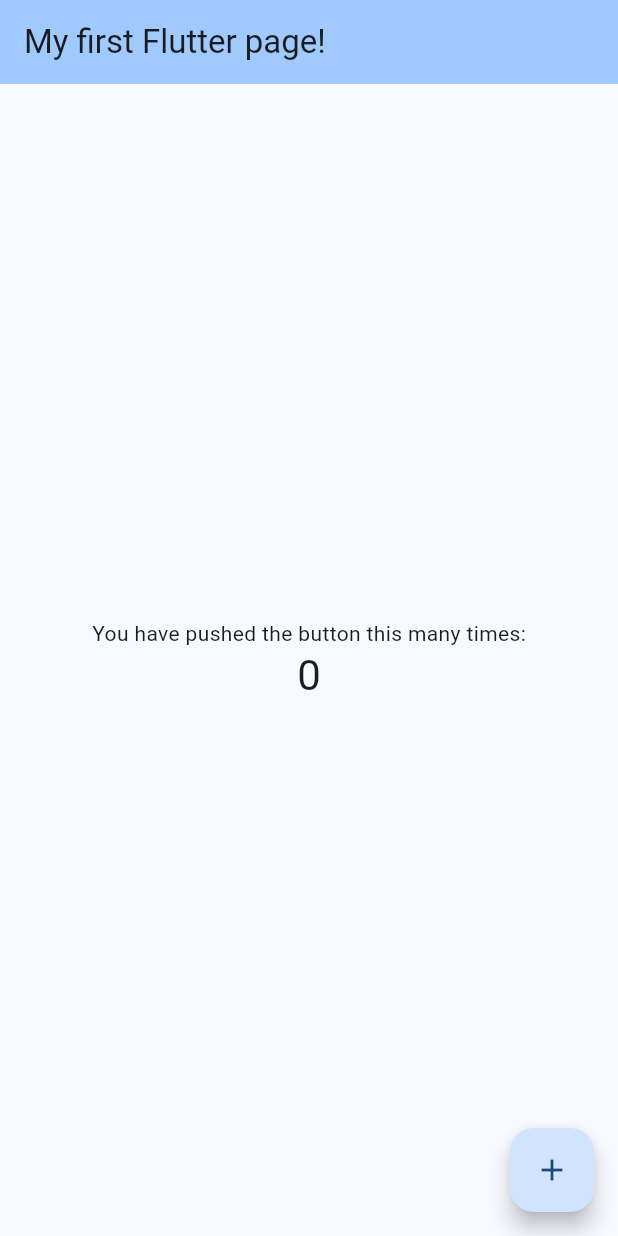
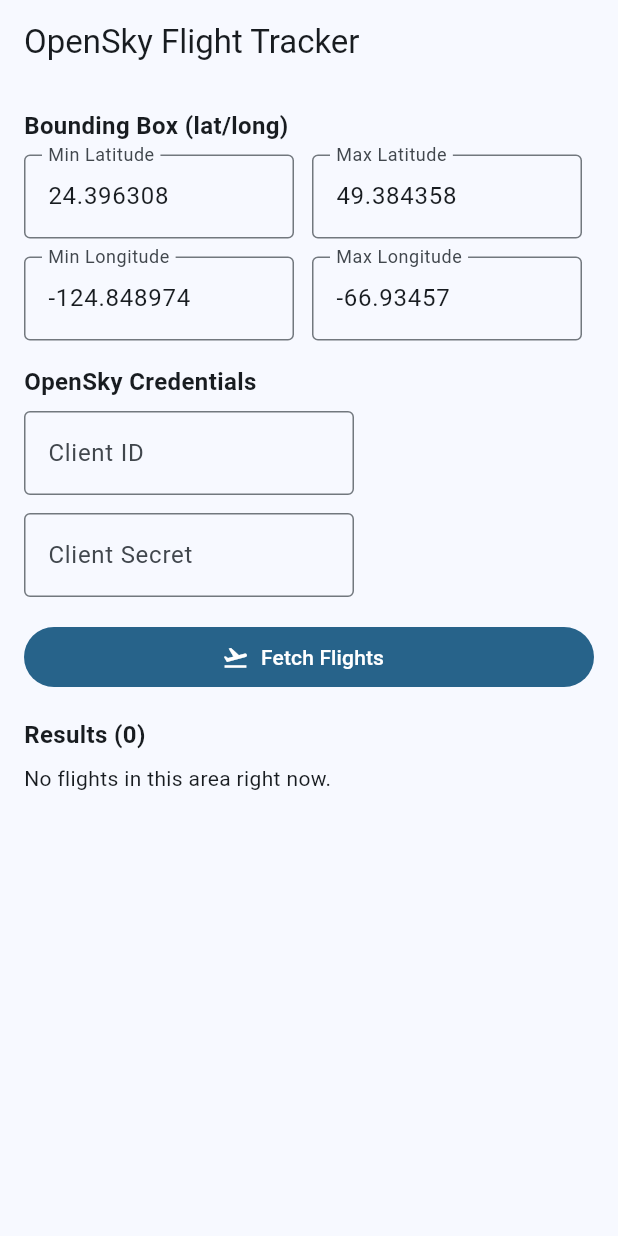
Before and after one commit to druidix/moft_mobile, a Flutter app: the screen it shows after launch, on a phone screen of 412 x 824 dp. Run offline on Flutter 3.47's test engine with Material 3 defaults, Android fonts, the phone set to English and light mode, and no system bars.

Commit message:
OpenSky-based implementation  - not working yet

```diff
--- a/lib/main.dart
+++ b/lib/main.dart
@@ -1,122 +1,335 @@
+import 'dart:convert';
+
 import 'package:flutter/material.dart';
+import 'package:http/http.dart' as http;
 
 void main() {
-  runApp(const MyApp());
+  runApp(const FlightTrackerApp());
 }
 
-class MyApp extends StatelessWidget {
-  const MyApp({super.key});
+class FlightTrackerApp extends StatelessWidget {
+  const FlightTrackerApp({super.key});
 
-  // This widget is the root of your application.
   @override
   Widget build(BuildContext context) {
     return MaterialApp(
-      title: 'Flutter Demo',
+      title: 'Flight Tracker',
       theme: ThemeData(
-        // This is the theme of your application.
-        //
-        // TRY THIS: Try running your application with "flutter run". You'll see
-        // the application has a purple toolbar. Then, without quitting the app,
-        // try changing the seedColor in the colorScheme below to Colors.green
-        // and then invoke "hot reload" (save your changes or press the "hot
-        // reload" button in a Flutter-supported IDE, or press "r" if you used
-        // the command line to start the app).
-        //
-        // Notice that the counter didn't reset back to zero; the application
-        // state is not lost during the reload. To reset the state, use hot
-        // restart instead.
-        //
-        // This works for code too, not just values: Most code changes can be
-        // tested with just a hot reload.
-        colorScheme: .fromSeed(seedColor: Colors.blue),
+        colorScheme: ColorScheme.fromSeed(seedColor: Colors.lightBlue),
+        useMaterial3: true,
       ),
-      home: const MyHomePage(title: 'My first Flutter page!'),
+      home: const FlightTrackerHomePage(),
     );
   }
 }
 
-class MyHomePage extends StatefulWidget {
-  const MyHomePage({super.key, required this.title});
-
-  // This widget is the home page of your application. It is stateful, meaning
-  // that it has a State object (defined below) that contains fields that affect
-  // how it looks.
-
-  // This class is the configuration for the state. It holds the values (in this
-  // case the title) provided by the parent (in this case the App widget) and
-  // used by the build method of the State. Fields in a Widget subclass are
-  // always marked "final".
-
-  final String title;
+class FlightTrackerHomePage extends StatefulWidget {
+  const FlightTrackerHomePage({super.key});
 
   @override
-  State<MyHomePage> createState() => _MyHomePageState();
+  State<FlightTrackerHomePage> createState() => _FlightTrackerHomePageState();
 }
 
-class _MyHomePageState extends State<MyHomePage> {
-  int _counter = 0;
+class _FlightTrackerHomePageState extends State<FlightTrackerHomePage> {
+  final TextEditingController _minLatController =
+      TextEditingController(text: '24.396308'); // US lower 48-ish min lat
+  final TextEditingController _maxLatController =
+      TextEditingController(text: '49.384358');
+  final TextEditingController _minLonController =
+      TextEditingController(text: '-124.848974');
+  final TextEditingController _maxLonController =
+      TextEditingController(text: '-66.93457');
+  final TextEditingController _clientIdController = TextEditingController();
+  final TextEditingController _clientSecretController = TextEditingController();
 
-  void _incrementCounter() {
+  List<FlightState> _flights = [];
+  bool _isLoading = false;
+  String? _error;
+
+  @override
+  void dispose() {
+    _minLatController.dispose();
+    _maxLatController.dispose();
+    _minLonController.dispose();
+    _maxLonController.dispose();
+    _clientIdController.dispose();
+    _clientSecretController.dispose();
+    super.dispose();
+  }
+
+  Future<void> _fetchFlights() async {
+    final lamin = double.tryParse(_minLatController.text.trim());
+    final lamax = double.tryParse(_maxLatController.text.trim());
+    final lomin = double.tryParse(_minLonController.text.trim());
+    final lomax = double.tryParse(_maxLonController.text.trim());
+
+    if ([lamin, lamax, lomin, lomax].contains(null)) {
+      setState(() {
+        _error = 'Please enter valid numeric bounds.';
+      });
+      return;
+    }
+
+    final clientId = _clientIdController.text.trim();
+    final clientSecret = _clientSecretController.text.trim();
+    if (clientId.isEmpty || clientSecret.isEmpty) {
+      setState(() {
+        _error = 'Client ID and secret are required.';
+      });
+      return;
+    }
+
     setState(() {
-      // This call to setState tells the Flutter framework that something has
-      // changed in this State, which causes it to rerun the build method below
-      // so that the display can reflect the updated values. If we changed
-      // _counter without calling setState(), then the build method would not be
-      // called again, and so nothing would appear to happen.
-      _counter++;
+      _isLoading = true;
+      _error = null;
     });
+
+    final uri = Uri.https('opensky-network.org', '/api/states/all', {
+      'lamin': lamin.toString(),
+      'lomin': lomin.toString(),
+      'lamax': lamax.toString(),
+      'lomax': lomax.toString(),
+    });
+
+    final authHeader = base64Encode(utf8.encode('$clientId:$clientSecret'));
+
+    try {
+      final response = await http.get(
+        uri,
+        headers: {'Authorization': 'Basic $authHeader'},
+      );
+
+      if (response.statusCode == 200) {
+        final decoded = json.decode(response.body) as Map<String, dynamic>;
+        final List<dynamic> states = decoded['states'] ?? [];
+
+        final flights = states
+            .whereType<List<dynamic>>()
+            .map(FlightState.fromList)
+            .where((f) => f != null)
+            .cast<FlightState>()
+            .toList();
+
+        setState(() {
+          _flights = flights;
+          _isLoading = false;
+        });
+      } else if (response.statusCode == 401) {
+        setState(() {
+          _error = 'Authentication failed. Check client ID/secret.';
+          _isLoading = false;
+        });
+      } else {
+        setState(() {
+          _error =
+              'Request failed (${response.statusCode}). Try again in a moment.';
+          _isLoading = false;
+        });
+      }
+    } catch (e) {
+      setState(() {
+        _error = 'Network error: $e';
+        _isLoading = false;
+      });
+    }
   }
 
   @override
   Widget build(BuildContext context) {
-    // This method is rerun every time setState is called, for instance as done
-    // by the _incrementCounter method above.
-    //
-    // The Flutter framework has been optimized to make rerunning build methods
-    // fast, so that you can just rebuild anything that needs updating rather
-    // than having to individually change instances of widgets.
+    final skyBlue = Colors.lightBlue.shade50;
     return Scaffold(
       appBar: AppBar(
-        // TRY THIS: Try changing the color here to a specific color (to
-        // Colors.amber, perhaps?) and trigger a hot reload to see the AppBar
-        // change color while the other colors stay the same.
-        backgroundColor: Theme.of(context).colorScheme.inversePrimary,
-        // Here we take the value from the MyHomePage object that was created by
-        // the App.build method, and use it to set our appbar title.
-        title: Text(widget.title),
+        title: const Text('OpenSky Flight Tracker'),
       ),
-      body: Center(
-        // Center is a layout widget. It takes a single child and positions it
-        // in the middle of the parent.
-        child: Column(
-          // Column is also a layout widget. It takes a list of children and
-          // arranges them vertically. By default, it sizes itself to fit its
-          // children horizontally, and tries to be as tall as its parent.
-          //
-          // Column has various properties to control how it sizes itself and
-          // how it positions its children. Here we use mainAxisAlignment to
-          // center the children vertically; the main axis here is the vertical
-          // axis because Columns are vertical (the cross axis would be
-          // horizontal).
-          //
-          // TRY THIS: Invoke "debug painting" (choose the "Toggle Debug Paint"
-          // action in the IDE, or press "p" in the console), to see the
-          // wireframe for each widget.
-          mainAxisAlignment: .center,
-          children: [
-            const Text('You have pushed the button this many times:'),
-            Text(
-              '$_counter',
-              style: Theme.of(context).textTheme.headlineMedium,
-            ),
-          ],
+      body: SafeArea(
+        child: SingleChildScrollView(
+          padding: const EdgeInsets.all(16),
+          child: Column(
+            crossAxisAlignment: CrossAxisAlignment.stretch,
+            children: [
+              const Text(
+                'Bounding Box (lat/long)',
+                style: TextStyle(fontSize: 16, fontWeight: FontWeight.w600),
+              ),
+              const SizedBox(height: 8),
+              Wrap(
+                spacing: 12,
+                runSpacing: 12,
+                children: [
+                  _buildNumberField('Min Latitude', _minLatController),
+                  _buildNumberField('Max Latitude', _maxLatController),
+                  _buildNumberField('Min Longitude', _minLonController),
+                  _buildNumberField('Max Longitude', _maxLonController),
+                ],
+              ),
+              const SizedBox(height: 16),
+              const Text(
+                'OpenSky Credentials',
+                style: TextStyle(fontSize: 16, fontWeight: FontWeight.w600),
+              ),
+              const SizedBox(height: 8),
+              Wrap(
+                spacing: 12,
+                runSpacing: 12,
+                children: [
+                  _buildTextField('Client ID', _clientIdController),
+                  _buildTextField('Client Secret', _clientSecretController,
+                      obscureText: true),
+                ],
+              ),
+              const SizedBox(height: 16),
+              FilledButton.icon(
+                onPressed: _isLoading ? null : _fetchFlights,
+                icon: _isLoading
+                    ? const SizedBox()
+                    : const Icon(Icons.flight_takeoff),
+                label: _isLoading
+                    ? const SizedBox(
+                        height: 18,
+                        width: 18,
+                        child: CircularProgressIndicator(strokeWidth: 2),
+                      )
+                    : const Text('Fetch Flights'),
+              ),
+              if (_error != null) ...[
+                const SizedBox(height: 12),
+                Text(
+                  _error!,
+                  style: const TextStyle(color: Colors.red),
+                ),
+              ],
+              const SizedBox(height: 16),
+              Text(
+                'Results (${_flights.length})',
+                style:
+                    const TextStyle(fontSize: 16, fontWeight: FontWeight.w600),
+              ),
+              const SizedBox(height: 8),
+              _buildTable(skyBlue),
+            ],
+          ),
         ),
       ),
-      floatingActionButton: FloatingActionButton(
-        onPressed: _incrementCounter,
-        tooltip: 'Increment',
-        child: const Icon(Icons.add),
+    );
+  }
+
+  Widget _buildNumberField(
+      String label, TextEditingController controller) {
+    return SizedBox(
+      width: 180,
+      child: TextField(
+        controller: controller,
+        keyboardType: const TextInputType.numberWithOptions(
+          signed: true,
+          decimal: true,
+        ),
+        decoration: InputDecoration(
+          labelText: label,
+          border: const OutlineInputBorder(),
+        ),
+      ),
+    );
+  }
+
+  Widget _buildTextField(
+    String label,
+    TextEditingController controller, {
+    bool obscureText = false,
+  }) {
+    return SizedBox(
+      width: 220,
+      child: TextField(
+        controller: controller,
+        obscureText: obscureText,
+        decoration: InputDecoration(
+          labelText: label,
+          border: const OutlineInputBorder(),
+        ),
+      ),
+    );
+  }
+
+  Widget _buildTable(Color skyBlue) {
+    if (_isLoading) {
+      return const Center(child: CircularProgressIndicator());
+    }
+
+    if (_flights.isEmpty) {
+      return const Text('No flights in this area right now.');
+    }
+
+    return SingleChildScrollView(
+      scrollDirection: Axis.horizontal,
+      child: DataTable(
+        headingRowColor:
+            MaterialStateProperty.resolveWith((_) => Colors.lightBlue.shade100),
+        columns: const [
+          DataColumn(label: Text('Callsign')),
+          DataColumn(label: Text('Country')),
+          DataColumn(label: Text('Lat')),
+          DataColumn(label: Text('Lon')),
+          DataColumn(label: Text('Alt (m)')),
+          DataColumn(label: Text('Speed (m/s)')),
+        ],
+        rows: _flights.asMap().entries.map((entry) {
+          final index = entry.key;
+          final flight = entry.value;
+          final rowColor = index.isEven ? skyBlue : Colors.white;
+          return DataRow(
+            color: MaterialStateProperty.resolveWith((_) => rowColor),
+            cells: [
+              DataCell(Text(flight.callsign ?? '—')),
+              DataCell(Text(flight.originCountry ?? '—')),
+              DataCell(Text(flight.latitude?.toStringAsFixed(3) ?? '—')),
+              DataCell(Text(flight.longitude?.toStringAsFixed(3) ?? '—')),
+              DataCell(Text(flight.baroAltitude?.toStringAsFixed(0) ?? '—')),
+              DataCell(Text(flight.velocity?.toStringAsFixed(1) ?? '—')),
+            ],
+          );
+        }).toList(),
       ),
     );
   }
 }
+
+class FlightState {
+  FlightState({
+    required this.callsign,
+    required this.originCountry,
+    required this.latitude,
+    required this.longitude,
+    required this.baroAltitude,
+    required this.velocity,
+  });
+
+  final String? callsign;
+  final String? originCountry;
+  final double? latitude;
+  final double? longitude;
+  final double? baroAltitude;
+  final double? velocity;
+
+  static FlightState? fromList(List<dynamic> state) {
+    if (state.length < 9) return null;
+    return FlightState(
+      callsign: _sanitizeCallsign(state[1]),
+      originCountry: state[2] as String?,
+      longitude: _toDouble(state[5]),
+      latitude: _toDouble(state[6]),
+      baroAltitude: _toDouble(state[7]),
+      velocity: _toDouble(state[9]),
+    );
+  }
+
+  static double? _toDouble(dynamic value) {
+    if (value is num) return value.toDouble();
+    if (value is String) return double.tryParse(value);
+    return null;
+  }
+
+  static String? _sanitizeCallsign(dynamic value) {
+    if (value == null) return null;
+    final trimmed = value.toString().trim();
+    return trimmed.isEmpty ? null : trimmed;
+  }
+}
--- a/pubspec.yaml
+++ b/pubspec.yaml
@@ -30,10 +30,7 @@
 dependencies:
   flutter:
     sdk: flutter
-
-  # The following adds the Cupertino Icons font to your application.
-  # Use with the CupertinoIcons class for iOS style icons.
-  cupertino_icons: ^1.0.8
+  http: ^1.2.2
 
 dev_dependencies:
   flutter_test:
```
